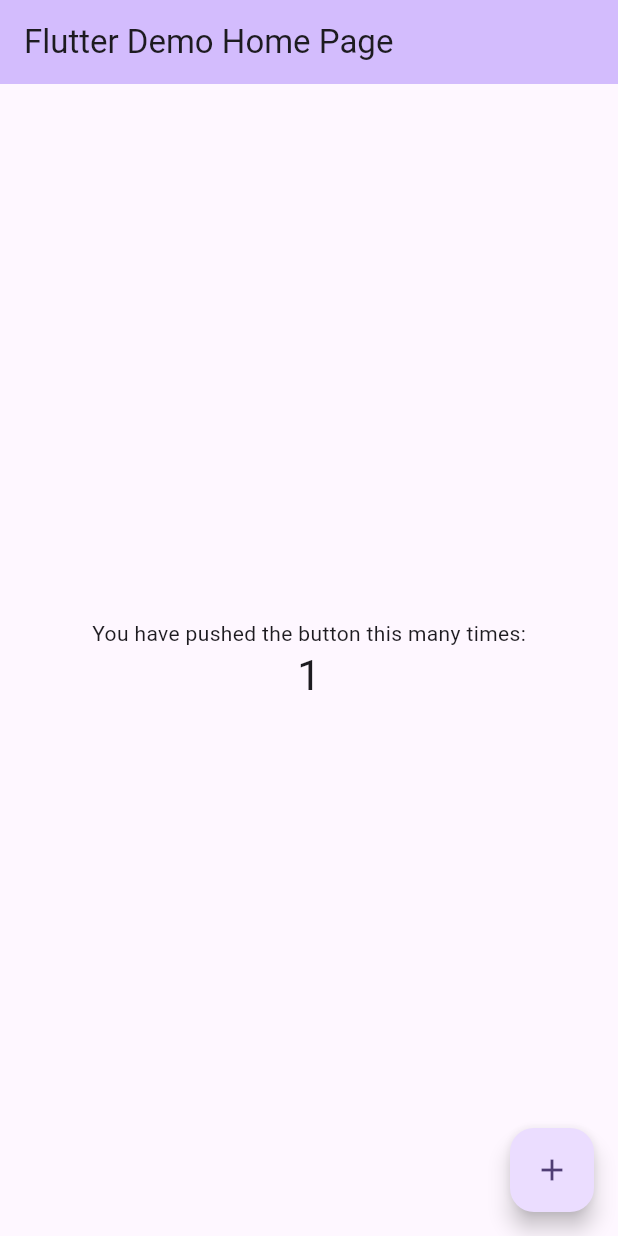
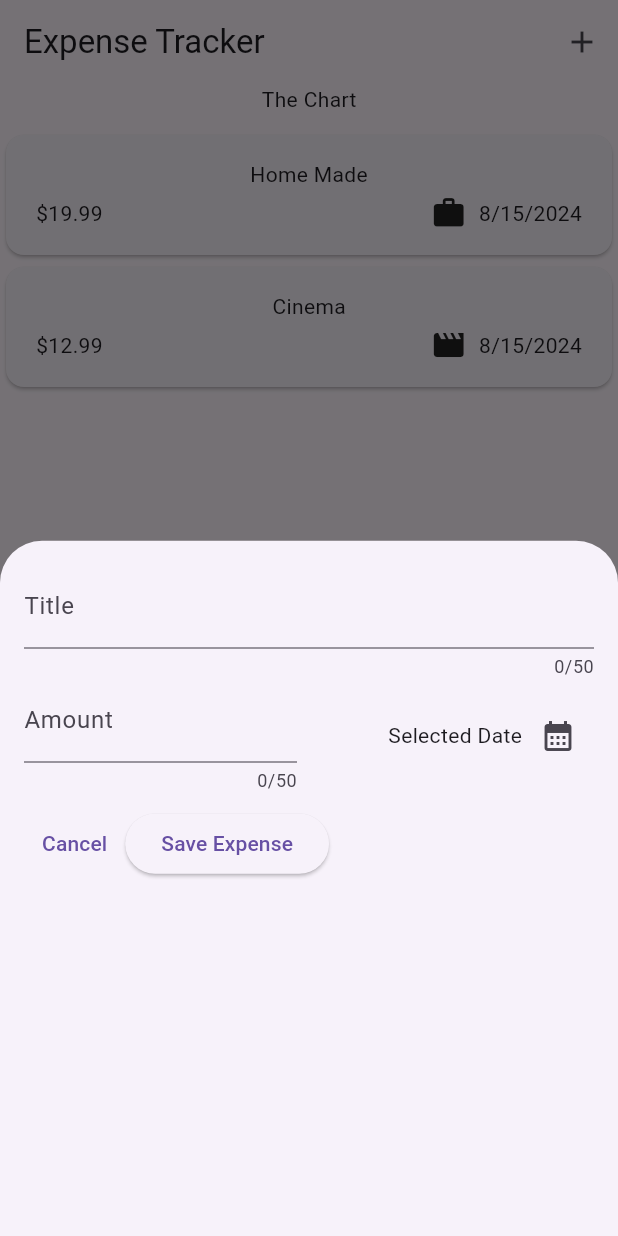
Before and after one commit to jmcfx/expense_tracker, a Flutter app: the screen it shows after launch, after a tap on the "add" icon, on a phone screen of 412 x 824 dp. Run offline on Flutter 3.47's test engine with Material 3 defaults, Android fonts, the phone set to English and light mode, and no system bars.

Commit message:
modal expense style

```diff
--- a/lib/main.dart
+++ b/lib/main.dart
@@ -1,3 +1,4 @@
+import 'package:expense_tracker/views/screens/expense_screen.dart';
 import 'package:flutter/material.dart';
 
 void main() {
@@ -12,114 +13,8 @@ class MyApp extends StatelessWidget {
   Widget build(BuildContext context) {
     return MaterialApp(
       title: 'Flutter Demo',
-      theme: ThemeData(
-        // This is the theme of your application.
-        //
-        // TRY THIS: Try running your application with "flutter run". You'll see
-        // the application has a purple toolbar. Then, without quitting the app,
-        // try changing the seedColor in the colorScheme below to Colors.green
-        // and then invoke "hot reload" (save your changes or press the "hot
-        // reload" button in a Flutter-supported IDE, or press "r" if you used
-        // the command line to start the app).
-        //
-        // Notice that the counter didn't reset back to zero; the application
-        // state is not lost during the reload. To reset the state, use hot
-        // restart instead.
-        //
-        // This works for code too, not just values: Most code changes can be
-        // tested with just a hot reload.
-        colorScheme: ColorScheme.fromSeed(seedColor: Colors.deepPurple),
-        useMaterial3: true,
-      ),
-      home: const MyHomePage(title: 'Flutter Demo Home Page'),
+      theme: ThemeData( useMaterial3: true ),
+      home: const ExpenseScreen(),
     );
   }
 }
-
-class MyHomePage extends StatefulWidget {
-  const MyHomePage({super.key, required this.title});
-
-  // This widget is the home page of your application. It is stateful, meaning
-  // that it has a State object (defined below) that contains fields that affect
-  // how it looks.
-
-  // This class is the configuration for the state. It holds the values (in this
-  // case the title) provided by the parent (in this case the App widget) and
-  // used by the build method of the State. Fields in a Widget subclass are
-  // always marked "final".
-
-  final String title;
-
-  @override
-  State<MyHomePage> createState() => _MyHomePageState();
-}
-
-class _MyHomePageState extends State<MyHomePage> {
-  int _counter = 0;
-
-  void _incrementCounter() {
-    setState(() {
-      // This call to setState tells the Flutter framework that something has
-      // changed in this State, which causes it to rerun the build method below
-      // so that the display can reflect the updated values. If we changed
-      // _counter without calling setState(), then the build method would not be
-      // called again, and so nothing would appear to happen.
-      _counter++;
-    });
-  }
-
-  @override
-  Widget build(BuildContext context) {
-    // This method is rerun every time setState is called, for instance as done
-    // by the _incrementCounter method above.
-    //
-    // The Flutter framework has been optimized to make rerunning build methods
-    // fast, so that you can just rebuild anything that needs updating rather
-    // than having to individually change instances of widgets.
-    return Scaffold(
-      appBar: AppBar(
-        // TRY THIS: Try changing the color here to a specific color (to
-        // Colors.amber, perhaps?) and trigger a hot reload to see the AppBar
-        // change color while the other colors stay the same.
-        backgroundColor: Theme.of(context).colorScheme.inversePrimary,
-        // Here we take the value from the MyHomePage object that was created by
-        // the App.build method, and use it to set our appbar title.
-        title: Text(widget.title),
-      ),
-      body: Center(
-        // Center is a layout widget. It takes a single child and positions it
-        // in the middle of the parent.
-        child: Column(
-          // Column is also a layout widget. It takes a list of children and
-          // arranges them vertically. By default, it sizes itself to fit its
-          // children horizontally, and tries to be as tall as its parent.
-          //
-          // Column has various properties to control how it sizes itself and
-          // how it positions its children. Here we use mainAxisAlignment to
-          // center the children vertically; the main axis here is the vertical
-          // axis because Columns are vertical (the cross axis would be
-          // horizontal).
-          //
-          // TRY THIS: Invoke "debug painting" (choose the "Toggle Debug Paint"
-          // action in the IDE, or press "p" in the console), to see the
-          // wireframe for each widget.
-          mainAxisAlignment: MainAxisAlignment.center,
-          children: <Widget>[
-            const Text(
-              'You have pushed the button this many times:',
-            ),
-            Text(
-              '$_counter',
-              style: Theme.of(context).textTheme.headlineMedium,
-            ),
-          ],
-        ),
-      ),
-      floatingActionButton: FloatingActionButton(
-        onPressed: _incrementCounter,
-        tooltip: 'Increment',
-        child: const Icon(Icons.add),
-      ), // This trailing comma makes auto-formatting nicer for build methods.
-    );
-  }
-}
--- /dev/null
+++ b/lib/models/expense_model.dart
@@ -0,0 +1,39 @@
+import 'package:flutter/material.dart';
+import 'package:intl/intl.dart';
+import 'package:uuid/uuid.dart';
+
+//intl date formatter
+final formatter = DateFormat.yMd();
+// Uuid package...
+const uuid = Uuid();
+
+// category enum....
+enum Category { food, travel, leisure, work }
+
+//categoryIcons Map....
+const Map categoryIcons = {
+  Category.food: Icons.lunch_dining,
+  Category.travel: Icons.flight_takeoff,
+  Category.work: Icons.work,
+  Category.leisure: Icons.movie
+};
+
+//expense Model.....
+class ExpenseModel {
+  final String id;
+  final String title;
+  final double amount;
+  final DateTime date;
+  final Category category;
+
+  ExpenseModel(
+      {required this.title,
+      required this.amount,
+      required this.date,
+      required this.category})
+      : id = uuid.v4();
+
+//date formatter .....
+  String get formattedDate => formatter.format(date);
+
+}
--- /dev/null
+++ b/lib/views/screens/expense_screen.dart
@@ -0,0 +1,62 @@
+import 'package:expense_tracker/models/expense_model.dart';
+import 'package:expense_tracker/views/widgets/expenses_list/expense_list.dart';
+import 'package:expense_tracker/views/widgets/expenses_list/new_expense_modal.dart';
+import 'package:flutter/material.dart';
+
+class ExpenseScreen extends StatefulWidget {
+  const ExpenseScreen({super.key});
+
+  @override
+  State<ExpenseScreen> createState() => _ExpenseScreenState();
+}
+
+class _ExpenseScreenState extends State<ExpenseScreen> {
+  final List<ExpenseModel> _registeredExpensesList = [
+    ExpenseModel(
+      title: "Home Made",
+      amount: 19.99,
+      date: DateTime.now(),
+      category: Category.work,
+    ),
+    ExpenseModel(
+      title: "Cinema",
+      amount: 12.99,
+      date: DateTime.now(),
+      category: Category.leisure,
+    )
+  ];
+
+  void _openAddExpenseOverlay() {
+    showModalBottomSheet(
+      context: context,
+      builder: (BuildContext context) => const NewExpenseModal(),
+    );
+  }
+
+  @override
+  Widget build(BuildContext context) {
+    return Scaffold(
+      appBar: AppBar(
+        title: const Text("Expense Tracker"),
+        actions: [
+          IconButton(
+            onPressed: _openAddExpenseOverlay,
+            icon: const Icon(Icons.add),
+          ),
+        ],
+      ),
+      body: Column(
+        children: [
+          //ToolBar with the Add button => Row()
+          const Text("The Chart"),
+          const SizedBox(
+            height: 10,
+          ),
+          Expanded(
+            child: ExpenseList(expenses: _registeredExpensesList),
+          )
+        ],
+      ),
+    );
+  }
+}
--- /dev/null
+++ b/lib/views/widgets/expense_item.dart
@@ -0,0 +1,43 @@
+import 'package:expense_tracker/models/expense_model.dart';
+import 'package:flutter/material.dart';
+
+class ExpenseItemCard extends StatelessWidget {
+  const ExpenseItemCard({
+    super.key,
+    required this.expense,
+  });
+
+  final ExpenseModel expense;
+
+  @override
+  Widget build(BuildContext context) {
+    return Card(
+      child: Padding(
+        padding: const EdgeInsets.symmetric(horizontal: 20, vertical: 16),
+        child: Column(
+          children: [
+            Text(expense.title),
+            const SizedBox(
+              height: 4,
+            ),
+            Row(
+              mainAxisAlignment: MainAxisAlignment.spaceBetween,
+              children: [
+                Text("\$${expense.amount.toStringAsFixed(2)}"),
+                Row(
+                  children: [
+                    Icon(categoryIcons[expense.category]),
+                    const SizedBox(
+                      width: 8,
+                    ),
+                    Text(expense.formattedDate),
+                  ],
+                )
+              ],
+            )
+          ],
+        ),
+      ),
+    );
+  }
+}
--- /dev/null
+++ b/lib/views/widgets/expenses_list/expense_list.dart
@@ -0,0 +1,23 @@
+import 'package:expense_tracker/models/expense_model.dart';
+import 'package:expense_tracker/views/widgets/expense_item.dart';
+import 'package:flutter/material.dart';
+
+class ExpenseList extends StatelessWidget {
+  const ExpenseList({
+    super.key,
+    required this.expenses,
+  });
+
+  final List<ExpenseModel> expenses;
+
+  @override
+  Widget build(BuildContext context) {
+    return ListView.builder(
+        itemCount: expenses.length,
+        itemBuilder: (context, index) {
+          return ExpenseItemCard(
+            expense: expenses[index],
+          );
+        });
+  }
+}
--- /dev/null
+++ b/lib/views/widgets/expenses_list/new_expense_modal.dart
@@ -0,0 +1,91 @@
+import 'package:flutter/material.dart';
+
+class NewExpenseModal extends StatefulWidget {
+  const NewExpenseModal({super.key});
+
+  @override
+  State<NewExpenseModal> createState() => _NewExpenseModalState();
+}
+
+class _NewExpenseModalState extends State<NewExpenseModal> {
+  final TextEditingController _titleController = TextEditingController();
+  final TextEditingController _amountController = TextEditingController();
+  //date picker...
+  void _presentDatePicker() {
+    final now = DateTime.now();
+    final firstDate = DateTime(now.year  - 1 , now.month, now.day);
+    showDatePicker(
+        context: context,
+        initialDate: now,
+        firstDate: firstDate,
+        lastDate: now);
+  }
+
+  @override
+  void dispose() {
+    _titleController.dispose();
+    super.dispose();
+  }
+
+  @override
+  Widget build(BuildContext context) {
+    return Padding(
+      padding: const EdgeInsets.all(16),
+      child: Column(
+        children: [
+          TextField(
+            controller: _titleController,
+            maxLength: 50,
+            decoration: const InputDecoration(label: Text("Title")),
+          ),
+          Row(
+            children: [
+              Expanded(
+                child: TextField(
+                  keyboardType: TextInputType.number,
+                  controller: _amountController,
+                  maxLength: 50,
+                  decoration: const InputDecoration(
+                      prefixText: "\$", label: Text("Amount")),
+                ),
+              ),
+              const SizedBox(
+                width: 16,
+              ),
+              Expanded(
+                child: Row(
+                  mainAxisAlignment: MainAxisAlignment.end,
+                  crossAxisAlignment: CrossAxisAlignment.center,
+                  children: [
+                    const Text("Selected Date"),
+                    IconButton(
+                      onPressed: _presentDatePicker,
+                      icon: const Icon(Icons.calendar_month),
+                    )
+                  ],
+                ),
+              ),
+            ],
+          ),
+          const SizedBox(
+            height: 10,
+          ),
+          Row(
+            children: [
+              TextButton(
+                onPressed: () {
+                  Navigator.pop(context);
+                },
+                child: const Text("Cancel"),
+              ),
+              ElevatedButton(
+                onPressed: () {},
+                child: const Text("Save Expense"),
+              )
+            ],
+          )
+        ],
+      ),
+    );
+  }
+}
--- a/pubspec.yaml
+++ b/pubspec.yaml
@@ -35,6 +35,8 @@ dependencies:
   # The following adds the Cupertino Icons font to your application.
   # Use with the CupertinoIcons class for iOS style icons.
   cupertino_icons: ^1.0.6
+  uuid: ^4.4.2
+  intl: ^0.19.0
 
 dev_dependencies:
   flutter_test:
```
Also changed, not shown: pubspec.lock, 1 other file.
